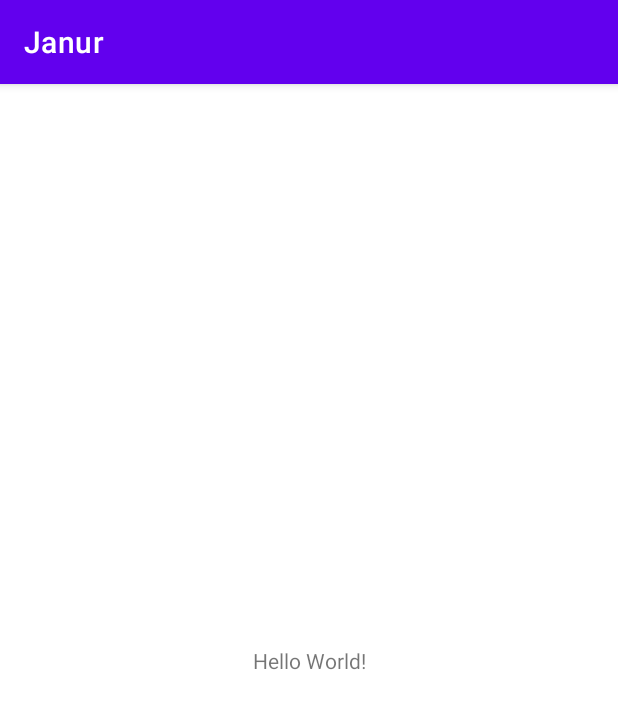
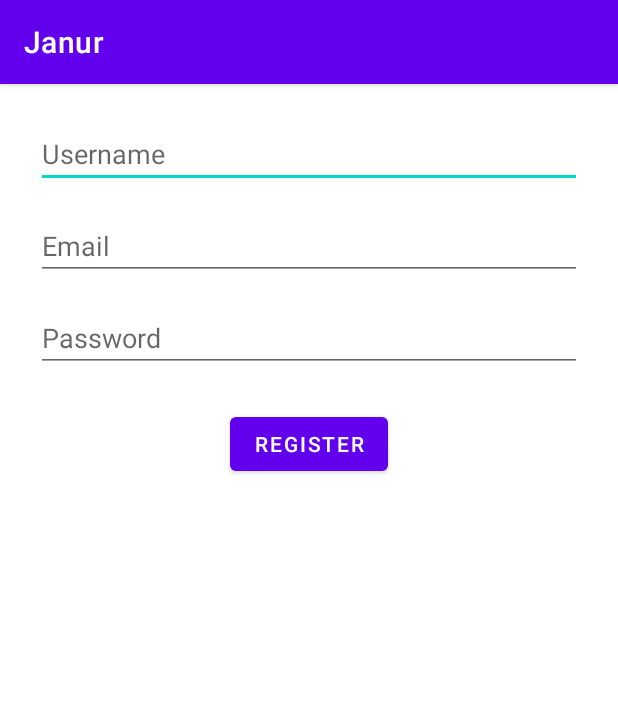
Before and after one commit to deaenita/Janur, an Android app: the screen it shows after launch (MainActivity before the commit, RegisterActivity after it), on a phone screen of 412 x 824 dp. Shown: the top 709 px of the screen. Run offline under Robolectric (Android 15) with nearby library versions, the light colour scheme and no system bars; our stand-ins replace data binding; 3 statements that could not run were skipped.

Commit message:
Adding MVVM Architecture Register

```diff
--- a/app/src/main/AndroidManifest.xml
+++ b/app/src/main/AndroidManifest.xml
@@ -13,6 +13,9 @@
         tools:targetApi="31">
         <activity
             android:name=".views.MainActivity"
+            android:exported="false" />
+        <activity
+            android:name=".views.RegisterActivity"
             android:exported="true">
             <intent-filter>
                 <action android:name="android.intent.action.MAIN" />
--- a/app/src/main/java/com/janur/model/Register.kt
+++ /dev/null
@@ -1,4 +0,0 @@
-package com.janur.model
-
-class Register {
-}
--- /dev/null
+++ b/app/src/main/java/com/janur/model/RegisterModel.kt
@@ -0,0 +1,3 @@
+package com.janur.model
+
+data class RegisterModel(val username: String, val email: String, val password: String)
--- a/app/src/main/java/com/janur/viewmodels/RegisterViewModel.kt
+++ b/app/src/main/java/com/janur/viewmodels/RegisterViewModel.kt
@@ -1,4 +1,13 @@
 package com.janur.viewmodels
 
-class RegisterViewModel {
+import androidx.lifecycle.ViewModel
+import com.janur.model.RegisterModel
+
+class RegisterViewModel : ViewModel() {
+    // Fungsi untuk melakukan pendaftaran user
+    fun registerUser(user: RegisterModel) {
+        // Di sini Anda dapat menambahkan logika untuk menyimpan data pengguna, misalnya ke database atau backend server
+        // Contoh sederhana, hanya mencetak informasi pengguna yang didaftarkan
+        println("Registering user: ${user.username}, ${user.email}, ${user.password}")
+    }
 }
--- /dev/null
+++ b/app/src/main/java/com/janur/views/RegisterActivity.kt
@@ -0,0 +1,36 @@
+package com.janur.views
+
+import androidx.appcompat.app.AppCompatActivity
+import android.os.Bundle
+import androidx.databinding.DataBindingUtil
+import androidx.lifecycle.ViewModelProvider
+import com.janur.R
+import com.janur.databinding.ActivityRegisterBinding
+import com.janur.model.RegisterModel
+import com.janur.viewmodels.RegisterViewModel
+
+class RegisterActivity : AppCompatActivity() {
+
+    private lateinit var viewModel: RegisterViewModel
+    private lateinit var binding: ActivityRegisterBinding
+
+    override fun onCreate(savedInstanceState: Bundle?) {
+        super.onCreate(savedInstanceState)
+        setContentView(R.layout.activity_register)
+
+        binding = DataBindingUtil.setContentView(this, R.layout.activity_register)
+
+        viewModel = ViewModelProvider(this).get(RegisterViewModel::class.java)
+
+        binding.lifecycleOwner = this // Set lifecycle owner for observing LiveData
+
+        binding.btnRegister.setOnClickListener {
+            val username = binding.etUsername.text.toString()
+            val email = binding.etEmail.text.toString()
+            val password = binding.etPassword.text.toString()
+
+            val newUser = RegisterModel(username, email, password)
+            viewModel.registerUser(newUser)
+        }
+    }
+}
--- /dev/null
+++ b/app/src/main/res/layout/activity_register.xml
@@ -0,0 +1,58 @@
+<?xml version="1.0" encoding="utf-8"?>
+<layout xmlns:android="http://schemas.android.com/apk/res/android">
+
+<androidx.constraintlayout.widget.ConstraintLayout
+    xmlns:app="http://schemas.android.com/apk/res-auto"
+    xmlns:tools="http://schemas.android.com/tools"
+    android:layout_width="match_parent"
+    android:layout_height="match_parent"
+    tools:context=".views.RegisterActivity">
+
+    <EditText
+        android:id="@+id/etUsername"
+        android:layout_width="0dp"
+        android:layout_height="wrap_content"
+        android:hint="Username"
+        app:layout_constraintStart_toStartOf="parent"
+        app:layout_constraintEnd_toEndOf="parent"
+        app:layout_constraintTop_toTopOf="parent"
+        android:layout_marginStart="24dp"
+        android:layout_marginEnd="24dp"
+        android:layout_marginTop="24dp"/>
+
+    <EditText
+        android:id="@+id/etEmail"
+        android:layout_width="0dp"
+        android:layout_height="wrap_content"
+        android:hint="Email"
+        app:layout_constraintStart_toStartOf="parent"
+        app:layout_constraintEnd_toEndOf="parent"
+        app:layout_constraintTop_toBottomOf="@id/etUsername"
+        android:layout_marginStart="24dp"
+        android:layout_marginEnd="24dp"
+        android:layout_marginTop="16dp"/>
+
+    <EditText
+        android:id="@+id/etPassword"
+        android:layout_width="0dp"
+        android:layout_height="wrap_content"
+        android:hint="Password"
+        app:layout_constraintStart_toStartOf="parent"
+        app:layout_constraintEnd_toEndOf="parent"
+        app:layout_constraintTop_toBottomOf="@id/etEmail"
+        android:layout_marginStart="24dp"
+        android:layout_marginEnd="24dp"
+        android:layout_marginTop="16dp"/>
+
+    <Button
+        android:id="@+id/btnRegister"
+        android:layout_width="wrap_content"
+        android:layout_height="wrap_content"
+        android:text="Register"
+        app:layout_constraintTop_toBottomOf="@id/etPassword"
+        app:layout_constraintEnd_toEndOf="parent"
+        app:layout_constraintStart_toStartOf="parent"
+        android:layout_marginTop="24dp"/>
+
+</androidx.constraintlayout.widget.ConstraintLayout>
+</layout>
--- /dev/null
+++ b/app/src/main/res/values-land/dimens.xml
@@ -0,0 +1,3 @@
+<resources>
+ <dimen name="activity_horizontal_margin">48dp</dimen>
+</resources>
--- /dev/null
+++ b/app/src/main/res/values-w1240dp/dimens.xml
@@ -0,0 +1,3 @@
+<resources>
+ <dimen name="activity_horizontal_margin">200dp</dimen>
+</resources>
--- /dev/null
+++ b/app/src/main/res/values-w600dp/dimens.xml
@@ -0,0 +1,3 @@
+<resources>
+ <dimen name="activity_horizontal_margin">48dp</dimen>
+</resources>
--- /dev/null
+++ b/app/src/main/res/values/dimens.xml
@@ -0,0 +1,5 @@
+<resources>
+    <!-- Default screen margins, per the Android Design guidelines. -->
+ <dimen name="activity_horizontal_margin">16dp</dimen>
+ <dimen name="activity_vertical_margin">16dp</dimen>
+</resources>
```
Also changed, not shown: app/build.gradle (+10 -0 lines), app/src/main/res/values/strings.xml (+9 -0 lines).
